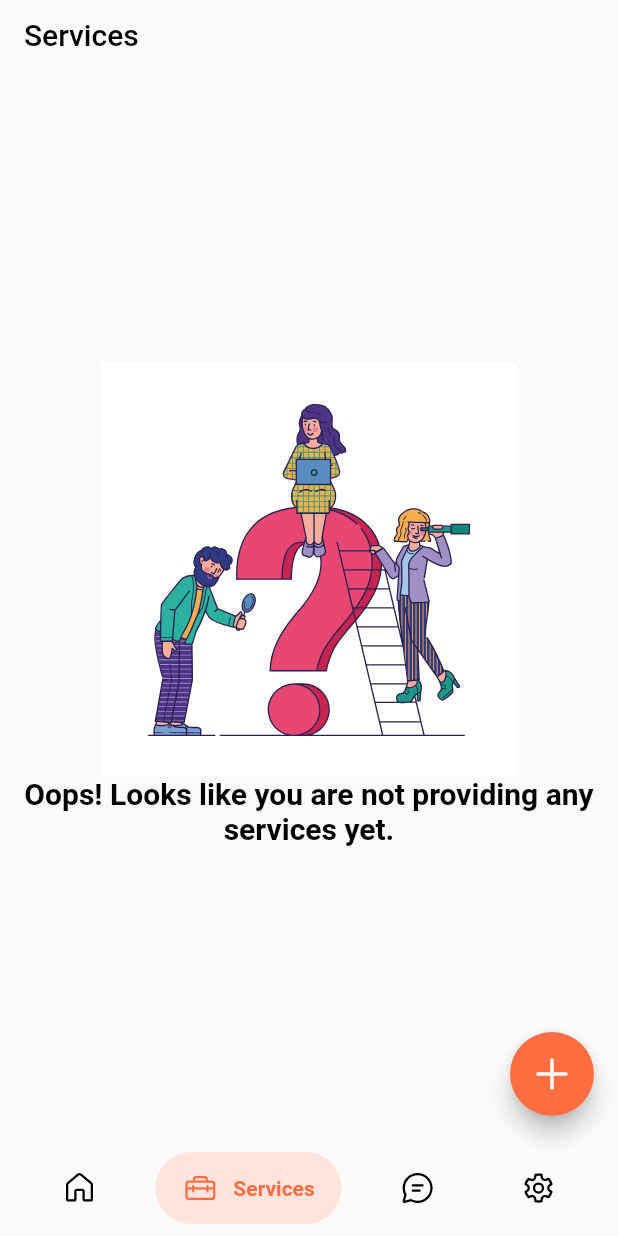
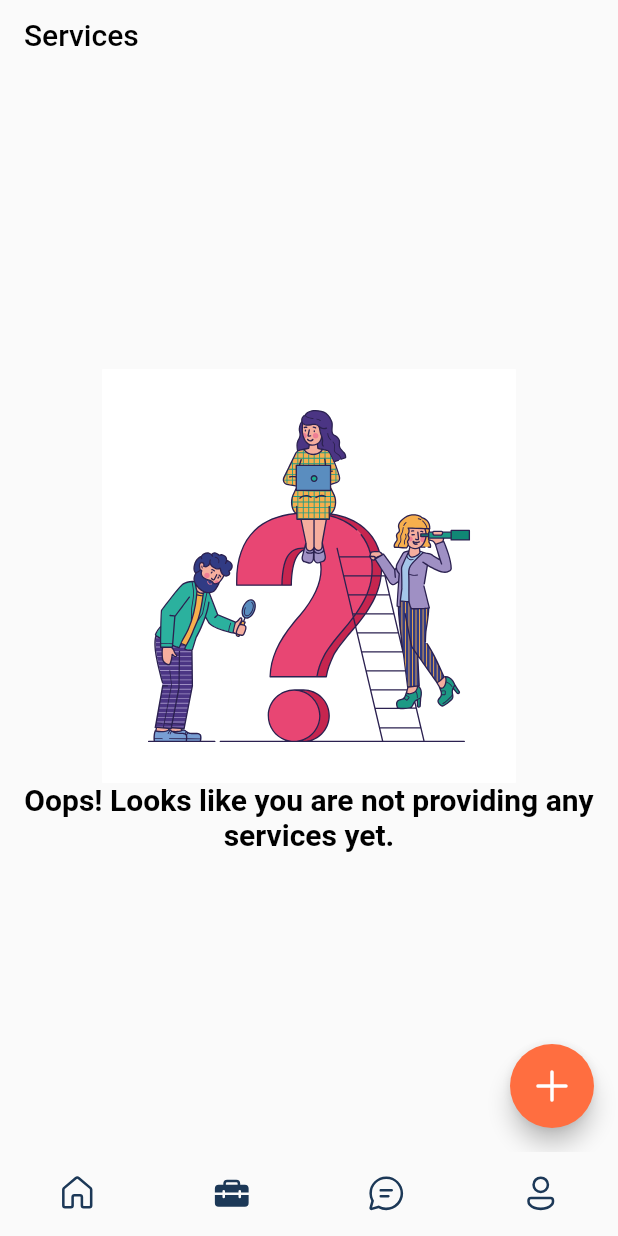
Before and after one commit to lakshya46jain/h4y-partner, a Flutter app: the screen it shows once a user with an empty profile is signed in, item 2 of the bottom bar chosen, on a phone screen of 412 x 824 dp. Run offline on Flutter 3.47's test engine with Material 2 defaults, Android fonts, the phone set to English and light mode, and no system bars; drawn by our look-alikes of google_nav_bar; our stand-ins replace cached_network_image, cloud_firestore, firebase_auth, firebase_core, firebase_storage, fluentui_system_icons and 7 more; missing offline and left inert: international_phone_input, rate_my_app; accounts and stored records are empty; network calls fail; project files that could hold a hidden picture were left out.

Commit message:
Redesigned Bottom Navigation Bar User Interface

```diff
--- a/lib/primary_screens/bottom_nav_bar.dart
+++ b/lib/primary_screens/bottom_nav_bar.dart
@@ -1,13 +1,12 @@
 // Flutter Imports
 import 'package:flutter/material.dart';
 // Dependency Imports
-import 'package:google_nav_bar/google_nav_bar.dart';
 import 'package:fluentui_system_icons/fluentui_system_icons.dart';
 // File Imports
+import 'package:h4y_partner/primary_screens/profile_screen/profile_screen.dart';
 import 'package:h4y_partner/primary_screens/services_screen/services_screen.dart';
-import 'package:h4y_partner/primary_screens/settings_screen/settings_screen.dart';
-import 'package:h4y_partner/secondary_screens/message_list_screen/message_list_screen.dart';
 import 'package:h4y_partner/primary_screens/dashboard_screen/dashboard_screen.dart';
+import 'package:h4y_partner/primary_screens/message_list_screen/message_list_screen.dart';
 
 class BottomNavBar extends StatefulWidget {
   @override
@@ -23,7 +22,7 @@ class _BottomNavBarState extends State<BottomNavBar> {
     DashboardScreen(),
     ServicesScreen(),
     MessageListScreen(),
-    SettingsScreens(),
+    ProfileScreen(),
   ];
 
   // Current Index Tap
@@ -51,61 +50,42 @@ class _BottomNavBarState extends State<BottomNavBar> {
       },
       child: Scaffold(
         body: tabs[selectedIndex],
-        bottomNavigationBar: SafeArea(
-          child: Container(
-            margin: EdgeInsets.symmetric(horizontal: 20.0, vertical: 5.0),
-            child: Padding(
-              padding: EdgeInsets.symmetric(horizontal: 3.0, vertical: 3.0),
-              child: GNav(
-                onTabChange: onTap,
-                tabs: [
-                  GButton(
-                    icon: FluentIcons.home_24_regular,
-                    text: 'Dashboard',
-                    gap: gap,
-                    iconActiveColor: mainColor,
-                    iconColor: inactiveColor,
-                    textColor: mainColor,
-                    backgroundColor: backgroundColor,
-                    iconSize: iconSize,
-                    padding: padding,
-                  ),
-                  GButton(
-                    icon: FluentIcons.toolbox_24_regular,
-                    text: 'Services',
-                    gap: gap,
-                    iconActiveColor: mainColor,
-                    iconColor: inactiveColor,
-                    textColor: mainColor,
-                    backgroundColor: backgroundColor,
-                    iconSize: iconSize,
-                    padding: padding,
-                  ),
-                  GButton(
-                    icon: FluentIcons.chat_24_regular,
-                    text: 'Messages',
-                    gap: gap,
-                    iconActiveColor: mainColor,
-                    iconColor: inactiveColor,
-                    textColor: mainColor,
-                    backgroundColor: backgroundColor,
-                    iconSize: iconSize,
-                    padding: padding,
-                  ),
-                  GButton(
-                    icon: FluentIcons.settings_24_regular,
-                    text: 'Settings',
-                    gap: gap,
-                    iconActiveColor: mainColor,
-                    iconColor: inactiveColor,
-                    textColor: mainColor,
-                    backgroundColor: backgroundColor,
-                    iconSize: iconSize,
-                    padding: padding,
-                  ),
-                ],
+        bottomNavigationBar: ClipRRect(
+          borderRadius: BorderRadius.only(
+            topLeft: Radius.circular(25.0),
+          ),
+          child: BottomNavigationBar(
+            onTap: onTap,
+            elevation: 0.0,
+            iconSize: 27.0,
+            selectedFontSize: 1.0,
+            unselectedFontSize: 1.0,
+            currentIndex: selectedIndex,
+            type: BottomNavigationBarType.fixed,
+            selectedItemColor: Color(0xFF1C3857),
+            unselectedItemColor: Color(0xFF1C3857),
+            items: [
+              BottomNavigationBarItem(
+                icon: Icon(FluentIcons.home_24_regular),
+                activeIcon: Icon(FluentIcons.home_24_filled),
+                label: "",
               ),
-            ),
+              BottomNavigationBarItem(
+                icon: Icon(FluentIcons.toolbox_24_regular),
+                activeIcon: Icon(FluentIcons.toolbox_24_filled),
+                label: "",
+              ),
+              BottomNavigationBarItem(
+                icon: Icon(FluentIcons.chat_24_regular),
+                activeIcon: Icon(FluentIcons.chat_24_filled),
+                label: "",
+              ),
+              BottomNavigationBarItem(
+                icon: Icon(FluentIcons.person_24_regular),
+                activeIcon: Icon(FluentIcons.person_24_filled),
+                label: "",
+              ),
+            ],
           ),
         ),
       ),
--- a/pubspec.yaml
+++ b/pubspec.yaml
@@ -34,7 +34,6 @@ dependencies:
 
   # Widgets
   pinput: ^1.2.0
-  google_nav_bar: ^5.0.3
   flutter_spinkit: ^5.0.0
   international_phone_input: ^1.0.4
   cached_network_image: ^3.0.0-nullsafety
```
Also changed, not shown: pubspec.lock.
